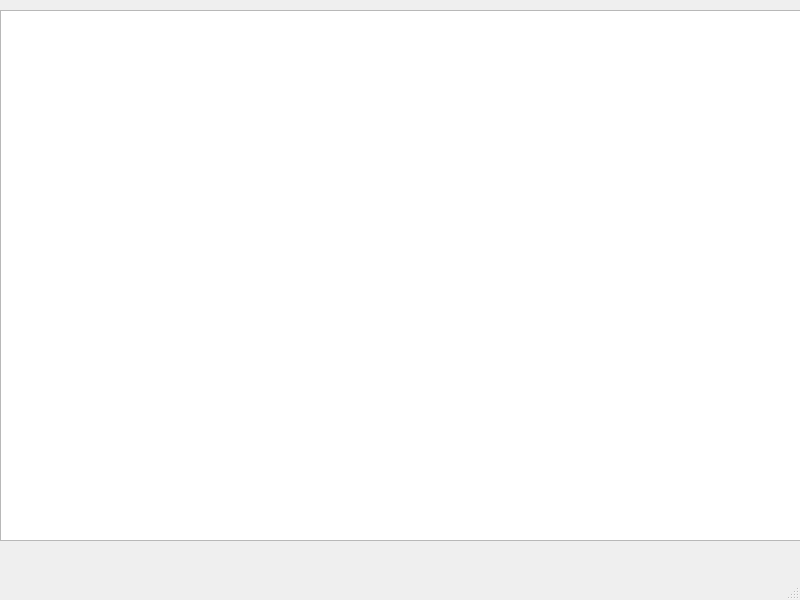
Before: the Qt Designer form Main.ui in JeffHoogland/qutemtgstats, drawn with Qt 5.
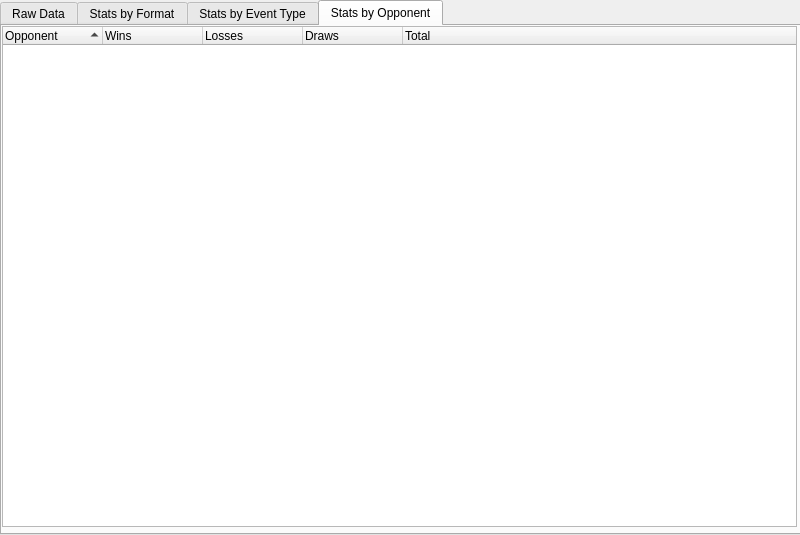
After: the same form once the commit is applied. The open tabs and pages were chosen to show the change.

Commit message: Data formatting and stats by opponent implemented

What changed in the file:
```diff
--- a/Main.ui
+++ b/Main.ui
@@ -7,38 +7,141 @@
     <x>0</x>
     <y>0</y>
     <width>800</width>
-    <height>600</height>
+    <height>535</height>
    </rect>
   </property>
+  <property name="minimumSize">
+   <size>
+    <width>800</width>
+    <height>535</height>
+   </size>
+  </property>
+  <property name="maximumSize">
+   <size>
+    <width>800</width>
+    <height>535</height>
+   </size>
+  </property>
   <property name="windowTitle">
-   <string>MainWindow</string>
+   <string>Qute MTG Stats</string>
   </property>
   <widget class="QWidget" name="centralwidget">
-   <widget class="QTextEdit" name="textEdit">
+   <widget class="QTabWidget" name="tabWidget">
     <property name="geometry">
      <rect>
       <x>0</x>
-      <y>10</y>
+      <y>0</y>
       <width>801</width>
-      <height>531</height>
+      <height>535</height>
      </rect>
     </property>
-    <property name="acceptRichText">
-     <bool>false</bool>
+    <property name="currentIndex">
+     <number>0</number>
     </property>
+    <widget class="QWidget" name="dataTab">
+     <attribute name="title">
+      <string>Raw Data</string>
+     </attribute>
+     <widget class="QTextEdit" name="statsPaste">
+      <property name="geometry">
+       <rect>
+        <x>0</x>
+        <y>40</y>
+        <width>795</width>
+        <height>401</height>
+       </rect>
+      </property>
+      <property name="acceptRichText">
+       <bool>false</bool>
+      </property>
+     </widget>
+     <widget class="QToolButton" name="phraseButton">
+      <property name="geometry">
+       <rect>
+        <x>10</x>
+        <y>450</y>
+        <width>781</width>
+        <height>41</height>
+       </rect>
+      </property>
+      <property name="text">
+       <string>Phrase Data and Generate Stats</string>
+      </property>
+     </widget>
+     <widget class="QLabel" name="label">
+      <property name="geometry">
+       <rect>
+        <x>250</x>
+        <y>0</y>
+        <width>261</width>
+        <height>41</height>
+       </rect>
+      </property>
+      <property name="text">
+       <string>&lt;html&gt;&lt;head/&gt;&lt;body&gt;&lt;p align=&quot;center&quot;&gt;&lt;span style=&quot; font-size:18pt; font-weight:600;&quot;&gt;Paste Data Below:&lt;/span&gt;&lt;/p&gt;&lt;/body&gt;&lt;/html&gt;</string>
+      </property>
+     </widget>
+    </widget>
+    <widget class="QWidget" name="formatTab">
+     <attribute name="title">
+      <string>Stats by Format</string>
+     </attribute>
+    </widget>
+    <widget class="QWidget" name="eventTab">
+     <attribute name="title">
+      <string>Stats by Event Type</string>
+     </attribute>
+    </widget>
+    <widget class="QWidget" name="opponentTab">
+     <attribute name="title">
+      <string>Stats by Opponent</string>
+     </attribute>
+     <widget class="QTreeWidget" name="treeWidget">
+      <property name="geometry">
+       <rect>
+        <x>0</x>
+        <y>0</y>
+        <width>795</width>
+        <height>501</height>
+       </rect>
+      </property>
+      <property name="sortingEnabled">
+       <bool>true</bool>
+      </property>
+      <column>
+       <property name="text">
+        <string>Opponent</string>
+       </property>
+      </column>
+      <column>
+       <property name="text">
+        <string>Wins</string>
+       </property>
+      </column>
+      <column>
+       <property name="text">
+        <string>Losses</string>
+       </property>
+      </column>
+      <column>
+       <property name="text">
+        <string>Draws</string>
+       </property>
+      </column>
+      <column>
+       <property name="text">
+        <string>Total</string>
+       </property>
+      </column>
+     </widget>
+    </widget>
    </widget>
   </widget>
-  <widget class="QMenuBar" name="menubar">
-   <property name="geometry">
-    <rect>
-     <x>0</x>
-     <y>0</y>
-     <width>800</width>
-     <height>29</height>
-    </rect>
+  <action name="actionMenu_Item">
+   <property name="text">
+    <string>Menu Item</string>
    </property>
-  </widget>
-  <widget class="QStatusBar" name="statusbar"/>
+  </action>
  </widget>
  <resources/>
  <connections/>
```
The commit also changes 2 other files.
